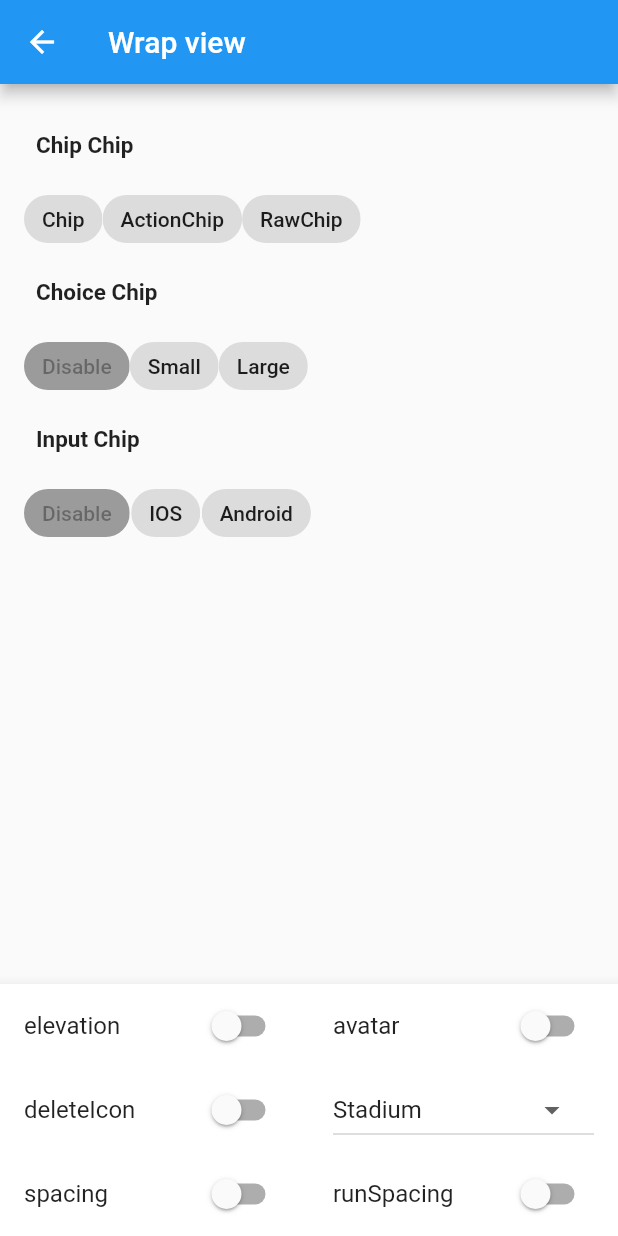
After one commit to linhkhoi-huynh-goldenowl/flutter-gallery-app, a Flutter app: the WrapChipScreen screen opened by its route, on a phone screen of 412 x 824 dp. The commit adds this screen. Run offline on Flutter 3.47's test engine with Material 2 defaults, Android fonts, the phone set to English and light mode, and no system bars.

Commit message:
Them wrap_chip_screen

```diff
--- a/lib/config/routes/router.dart
+++ b/lib/config/routes/router.dart
@@ -8,6 +8,7 @@ import 'package:gallery_app/features/screens/image_appbar_screen.dart';
 import 'package:gallery_app/features/screens/rich_text_screen.dart';
 import 'package:gallery_app/features/screens/row_column_screen.dart';
 import 'package:gallery_app/features/screens/stack_align_screen.dart';
+import 'package:gallery_app/features/screens/wrap_chip_screen.dart';
 
 class AppRouter {
   static Route<dynamic> generateRoute(RouteSettings settings) {
@@ -30,6 +31,8 @@ class AppRouter {
         return MaterialPageRoute(builder: (_) => const CustomBoxScreen());
       case '/ImageAppbarScreen':
         return MaterialPageRoute(builder: (_) => const ImageAppbarScreen());
+      case '/WrapChipScreen':
+        return MaterialPageRoute(builder: (_) => const WrapChipScreen());
       default:
         return MaterialPageRoute(
             builder: (_) => Scaffold(
--- /dev/null
+++ b/lib/features/models/wrap_chip.dart
@@ -0,0 +1,77 @@
+import 'package:flutter/material.dart';
+
+class WrapChipModel with ChangeNotifier {
+  bool _isElevation = false;
+  bool _hasAvatar = false;
+  bool _hasDeleteIcon = false;
+  int _choose = 0;
+
+  OutlinedBorder _shapeBorder = const StadiumBorder();
+  bool _isSpacing = false;
+  bool _runSpacing = false;
+
+  bool _chooseIOS = false;
+  bool _chooseAndroid = false;
+  bool get chooseIOS => _chooseIOS;
+
+  set chooseIOS(bool value) {
+    _chooseIOS = value;
+    notifyListeners();
+  }
+
+  get chooseAndroid => _chooseAndroid;
+
+  set chooseAndroid(value) {
+    _chooseAndroid = value;
+    notifyListeners();
+  }
+
+  int get choose => _choose;
+
+  set choose(int value) {
+    _choose = value;
+    notifyListeners();
+  }
+
+  OutlinedBorder get shapeBorder => _shapeBorder;
+
+  set shapeBorder(OutlinedBorder value) {
+    _shapeBorder = value;
+    notifyListeners();
+  }
+
+  bool get isElevation => _isElevation;
+
+  set isElevation(bool value) {
+    _isElevation = value;
+    notifyListeners();
+  }
+
+  get hasAvatar => _hasAvatar;
+
+  set hasAvatar(value) {
+    _hasAvatar = value;
+    notifyListeners();
+  }
+
+  get hasDeleteIcon => _hasDeleteIcon;
+
+  set hasDeleteIcon(value) {
+    _hasDeleteIcon = value;
+    notifyListeners();
+  }
+
+  get isSpacing => _isSpacing;
+
+  set isSpacing(value) {
+    _isSpacing = value;
+    notifyListeners();
+  }
+
+  get runSpacing => _runSpacing;
+
+  set runSpacing(value) {
+    _runSpacing = value;
+    notifyListeners();
+  }
+}
--- a/lib/features/screens/home_screen.dart
+++ b/lib/features/screens/home_screen.dart
@@ -90,7 +90,7 @@ class _HomeScreenState extends State<HomeScreen> {
           HomeItem(
               title: "Wrap & Chip",
               subtitle: "Wrap & Chip",
-              routeName: "routeName",
+              routeName: "/WrapChipScreen",
               iconData: Icons.edit_attributes),
           HomeItem(
               title: "Stack & Align",
--- /dev/null
+++ b/lib/features/screens/wrap_chip_screen.dart
@@ -0,0 +1,248 @@
+import 'package:flutter/material.dart';
+import 'package:gallery_app/features/models/wrap_chip.dart';
+import 'package:gallery_app/utils/ui/app_label.dart';
+import 'package:provider/provider.dart';
+
+class WrapChipScreen extends StatelessWidget {
+  const WrapChipScreen({Key? key}) : super(key: key);
+
+  @override
+  Widget build(BuildContext context) {
+    return Consumer<WrapChipModel>(
+      builder: (context, model, child) {
+        return Scaffold(
+          appBar: AppBar(
+            title: const Text("Wrap view"),
+          ),
+          body: ListView(
+            padding: const EdgeInsets.all(16),
+            children: [
+              const AppLabel(title: "Chip Chip"),
+              Wrap(
+                spacing: model.isSpacing ? 20 : 0,
+                runSpacing: model.runSpacing ? 10 : 0,
+                children: [
+                  Chip(
+                      onDeleted: model.hasDeleteIcon ? () {} : null,
+                      label: const Text("Chip"),
+                      elevation: model.isElevation ? 5 : 0,
+                      shape: model.shapeBorder,
+                      avatar: model.hasAvatar
+                          ? const CircleAvatar(
+                              child: Icon(
+                                Icons.perm_identity,
+                                size: 16,
+                              ),
+                            )
+                          : null),
+                  ActionChip(
+                      onPressed: () {},
+                      label: const Text("ActionChip"),
+                      elevation: model.isElevation ? 5 : 0,
+                      shape: model.shapeBorder,
+                      avatar: model.hasAvatar
+                          ? const CircleAvatar(
+                              child: Icon(
+                                Icons.perm_identity,
+                                size: 16,
+                              ),
+                            )
+                          : null),
+                  RawChip(
+                      onDeleted: model.hasDeleteIcon ? () {} : null,
+                      label: const Text("RawChip"),
+                      elevation: model.isElevation ? 5 : 0,
+                      shape: model.shapeBorder,
+                      avatar: model.hasAvatar
+                          ? const CircleAvatar(
+                              child: Icon(
+                                Icons.perm_identity,
+                                size: 16,
+                              ),
+                            )
+                          : null),
+                ],
+              ),
+              const AppLabel(title: "Choice Chip"),
+              Wrap(
+                spacing: model.isSpacing ? 20 : 0,
+                runSpacing: model.runSpacing ? 10 : 0,
+                children: [
+                  ChoiceChip(
+                    label: const Text("Disable"),
+                    elevation: model.isElevation ? 5 : 0,
+                    shape: model.shapeBorder,
+                    avatar: model.hasAvatar
+                        ? const CircleAvatar(
+                            child: Icon(
+                              Icons.perm_identity,
+                              size: 16,
+                            ),
+                          )
+                        : null,
+                    selected: false,
+                  ),
+                  ChoiceChip(
+                    label: const Text("Small"),
+                    elevation: model.isElevation ? 5 : 0,
+                    shape: model.shapeBorder,
+                    avatar: model.hasAvatar
+                        ? const CircleAvatar(
+                            child: Icon(
+                              Icons.perm_identity,
+                              size: 16,
+                            ),
+                          )
+                        : null,
+                    selected: model.choose == 1,
+                    onSelected: (value) {
+                      model.choose = value ? 1 : 0;
+                    },
+                  ),
+                  ChoiceChip(
+                    label: const Text("Large"),
+                    elevation: model.isElevation ? 5 : 0,
+                    shape: model.shapeBorder,
+                    avatar: model.hasAvatar
+                        ? const CircleAvatar(
+                            child: Icon(
+                              Icons.perm_identity,
+                              size: 16,
+                            ),
+                          )
+                        : null,
+                    selected: model.choose == 2,
+                    onSelected: (value) {
+                      model.choose = value ? 2 : 0;
+                    },
+                  ),
+                ],
+              ),
+              const AppLabel(title: "Input Chip"),
+              Wrap(
+                  spacing: model.isSpacing ? 20 : 0,
+                  runSpacing: model.runSpacing ? 10 : 0,
+                  children: [
+                    InputChip(
+                      label: const Text("Disable"),
+                      elevation: model.isElevation ? 5 : 0,
+                      shape: model.shapeBorder,
+                      selected: false,
+                      onDeleted: model.hasDeleteIcon ? () {} : null,
+                    ),
+                    InputChip(
+                      label: const Text("IOS"),
+                      elevation: model.isElevation ? 5 : 0,
+                      shape: model.shapeBorder,
+                      selected: model.chooseIOS,
+                      onPressed: () {
+                        model.chooseIOS = !model.chooseIOS;
+                      },
+                      onDeleted: model.hasDeleteIcon ? () {} : null,
+                    ),
+                    InputChip(
+                      label: const Text("Android"),
+                      elevation: model.isElevation ? 5 : 0,
+                      shape: model.shapeBorder,
+                      selected: model.chooseAndroid,
+                      onPressed: () {
+                        model.chooseAndroid = !model.chooseAndroid;
+                      },
+                      onDeleted: model.hasDeleteIcon ? () {} : null,
+                    ),
+                  ])
+            ],
+          ),
+          bottomNavigationBar: BottomAppBar(
+              child: Column(
+            mainAxisSize: MainAxisSize.min,
+            children: [
+              Row(
+                children: [
+                  Expanded(
+                    child: SwitchListTile(
+                      title: const Text("elevation"),
+                      value: model.isElevation,
+                      onChanged: (value) {
+                        model.isElevation = value;
+                      },
+                    ),
+                  ),
+                  Expanded(
+                    child: SwitchListTile(
+                      title: const Text("avatar"),
+                      value: model.hasAvatar,
+                      onChanged: (value) {
+                        model.hasAvatar = value;
+                      },
+                    ),
+                  ),
+                ],
+              ),
+              Row(
+                children: [
+                  Expanded(
+                    child: SwitchListTile(
+                      title: const Text("deleteIcon"),
+                      value: model.hasDeleteIcon,
+                      onChanged: (value) {
+                        model.hasDeleteIcon = value;
+                      },
+                    ),
+                  ),
+                  Expanded(
+                      child: Padding(
+                    padding: const EdgeInsets.symmetric(horizontal: 16),
+                    child: DropdownButton<OutlinedBorder>(
+                      items: [
+                        const DropdownMenuItem(
+                          value: StadiumBorder(),
+                          child: Text("Stadium"),
+                        ),
+                        DropdownMenuItem(
+                          value: BeveledRectangleBorder(
+                              borderRadius: BorderRadius.circular(15)),
+                          child: const Text("BeveledRectangle"),
+                        ),
+                        const DropdownMenuItem(
+                          value: RoundedRectangleBorder(),
+                          child: Text("RoundedRectangle"),
+                        ),
+                      ],
+                      onChanged: (value) {
+                        model.shapeBorder = value ?? const StadiumBorder();
+                      },
+                      value: model.shapeBorder,
+                    ),
+                  )),
+                ],
+              ),
+              Row(
+                children: [
+                  Expanded(
+                    child: SwitchListTile(
+                      title: const Text("spacing"),
+                      value: model.isSpacing,
+                      onChanged: (value) {
+                        model.isSpacing = value;
+                      },
+                    ),
+                  ),
+                  Expanded(
+                    child: SwitchListTile(
+                      title: const Text("runSpacing"),
+                      value: model.runSpacing,
+                      onChanged: (value) {
+                        model.runSpacing = value;
+                      },
+                    ),
+                  ),
+                ],
+              ),
+            ],
+          )),
+        );
+      },
+    );
+  }
+}
--- a/lib/main.dart
+++ b/lib/main.dart
@@ -4,6 +4,7 @@ import 'package:gallery_app/features/models/bottom_appbar.dart';
 import 'package:gallery_app/features/models/container_model.dart';
 import 'package:gallery_app/features/models/row_column.dart';
 import 'package:gallery_app/features/models/stack_align.dart';
+import 'package:gallery_app/features/models/wrap_chip.dart';
 import 'features/provider/cupertino_slider_provider.dart';
 import 'features/models/cupertino_form.dart';
 import 'features/models/cupertino_switch.dart';
@@ -22,6 +23,7 @@ void main() {
         ChangeNotifierProvider(create: (_) => StackAlignModel()),
         ChangeNotifierProvider(create: (_) => ContainerModel()),
         ChangeNotifierProvider(create: (_) => BottomAppbarModel()),
+        ChangeNotifierProvider(create: (_) => WrapChipModel()),
       ],
       child: const MyApp(),
     ),
```
